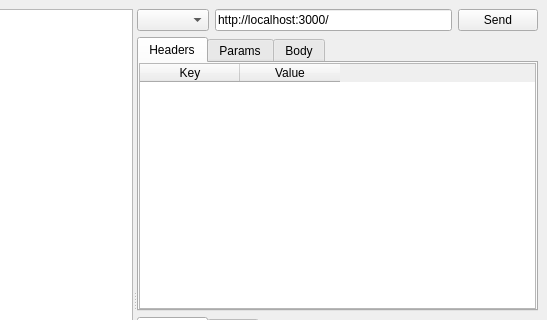
This is mainwindow.ui in jesusha123/comet as Qt 5 draws it before an edit; both pictures show x 253 to 800 and y 0 to 320 of the 800 by 600 pixel window. The edited form follows.
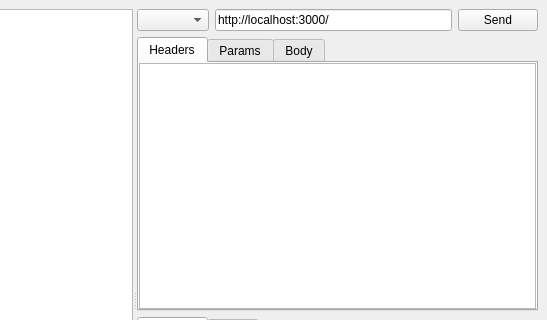
This is the edited form. Custom widgets are drawn as their Qt base class.

Commit message: Property table widget

```diff
--- a/mainwindow.ui
+++ b/mainwindow.ui
@@ -66,16 +66,6 @@
            <attribute name="title">
             <string>Headers</string>
            </attribute>
-           <column>
-            <property name="text">
-             <string>Key</string>
-            </property>
-           </column>
-           <column>
-            <property name="text">
-             <string>Value</string>
-            </property>
-           </column>
           </widget>
           <widget class="QTableWidget" name="requestParamsTableWidget">
            <attribute name="title">
@@ -142,6 +132,13 @@
    </layout>
   </widget>
  </widget>
+ <customwidgets>
+  <customwidget>
+   <class>PropertyTableWidget</class>
+   <extends>QTableWidget</extends>
+   <header>propertytablewidget.h</header>
+  </customwidget>
+ </customwidgets>
  <resources/>
  <connections/>
 </ui>
```
Left out of the diff: 14 changed lines with no effect on the pictures. The commit also changes 5 other files.
